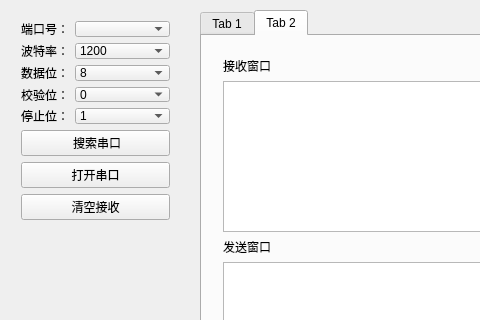
Qt form SerialPort/mainwindow.ui (shuanglengyunji/SerialPort) before a commit; both pictures show x 0 to 480 and y 0 to 320 of the 750 by 470 pixel window.
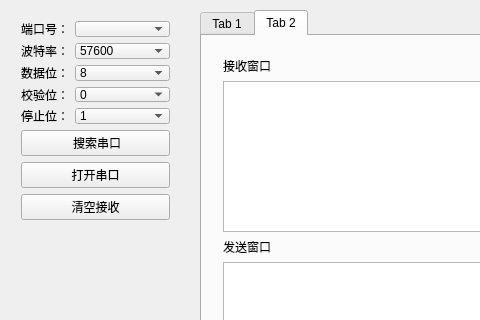
The same form after that commit.

Commit message: 更新可用波特率

```diff
--- a/SerialPort/mainwindow.ui
+++ b/SerialPort/mainwindow.ui
@@ -41,9 +41,12 @@
        </item>
        <item row="2" column="1">
         <widget class="QComboBox" name="BaudBox">
+         <property name="currentText">
+          <string>57600</string>
+         </property>
          <item>
           <property name="text">
-           <string>1200</string>
+           <string>57600</string>
           </property>
          </item>
          <item>
```
Left out of the diff: 8 changed lines with no effect on the pictures. The commit also changes 1 other file.
